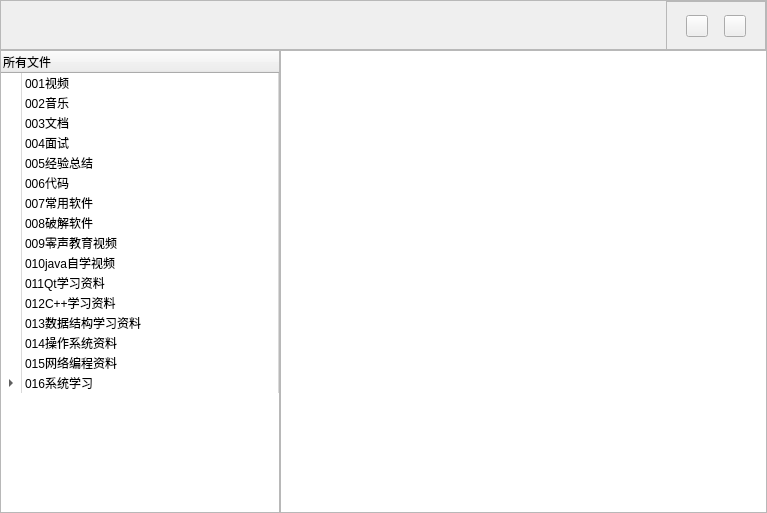
huizhang556/pc-video-player, file VideoPlayer/fileshandle/MyAllFile.ui: the form before one commit.
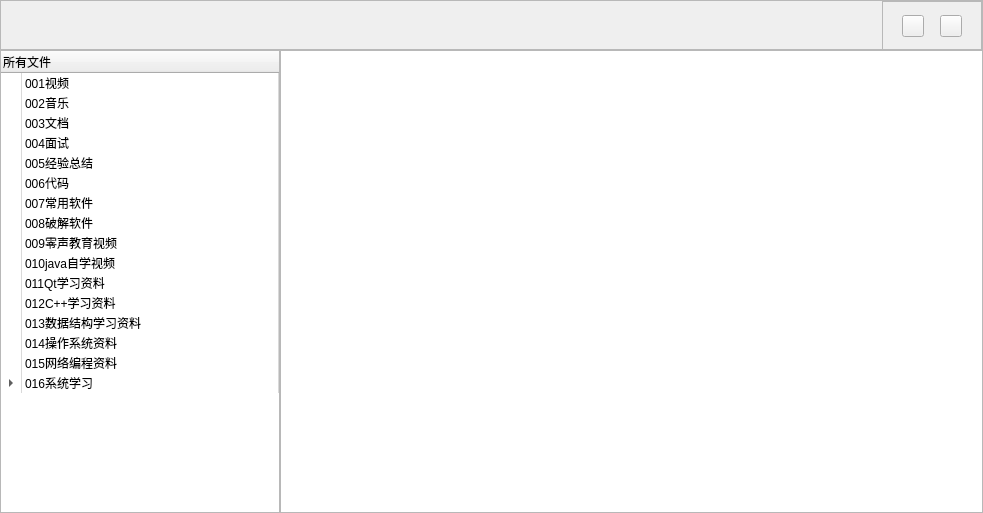
The form after the commit. The open tabs and pages were chosen to show the change. Icons and pictures are not drawn.

The edit to the form file:
```diff
--- a/VideoPlayer/fileshandle/MyAllFile.ui
+++ b/VideoPlayer/fileshandle/MyAllFile.ui
@@ -6,14 +6,14 @@
    <rect>
     <x>0</x>
     <y>0</y>
-    <width>767</width>
+    <width>983</width>
     <height>513</height>
    </rect>
   </property>
   <property name="windowTitle">
    <string>Form</string>
   </property>
-  <layout class="QVBoxLayout" name="verticalLayout">
+  <layout class="QVBoxLayout" name="verticalLayout_3">
    <property name="spacing">
     <number>0</number>
    </property>
@@ -499,7 +499,55 @@
        </item>
       </item>
      </widget>
-     <widget class="QTableWidget" name="tableWidget_dirFiles"/>
+     <widget class="QStackedWidget" name="stackedWidget_mode">
+      <property name="currentIndex">
+       <number>0</number>
+      </property>
+      <widget class="QWidget" name="page_tree">
+       <layout class="QVBoxLayout" name="verticalLayout">
+        <property name="spacing">
+         <number>0</number>
+        </property>
+        <property name="leftMargin">
+         <number>0</number>
+        </property>
+        <property name="topMargin">
+         <number>0</number>
+        </property>
+        <property name="rightMargin">
+         <number>0</number>
+        </property>
+        <property name="bottomMargin">
+         <number>0</number>
+        </property>
+        <item>
+         <widget class="QTreeView" name="treeView_allfiles"/>
+        </item>
+       </layout>
+      </widget>
+      <widget class="QWidget" name="page_list">
+       <layout class="QVBoxLayout" name="verticalLayout_2">
+        <property name="spacing">
+         <number>0</number>
+        </property>
+        <property name="leftMargin">
+         <number>0</number>
+        </property>
+        <property name="topMargin">
+         <number>0</number>
+        </property>
+        <property name="rightMargin">
+         <number>0</number>
+        </property>
+        <property name="bottomMargin">
+         <number>0</number>
+        </property>
+        <item>
+         <widget class="QListView" name="listView_list"/>
+        </item>
+       </layout>
+      </widget>
+     </widget>
     </widget>
    </item>
   </layout>
```
Left out of the diff: 2 changed lines with no effect on the pictures.
